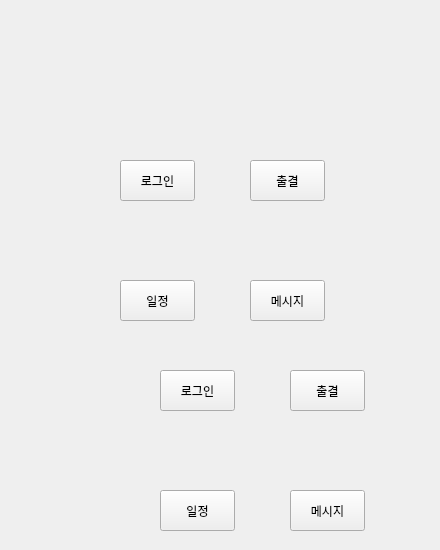
Before: the Qt Designer form bcon/bcon.ui in soyyoonn/Project, drawn with Qt 5.
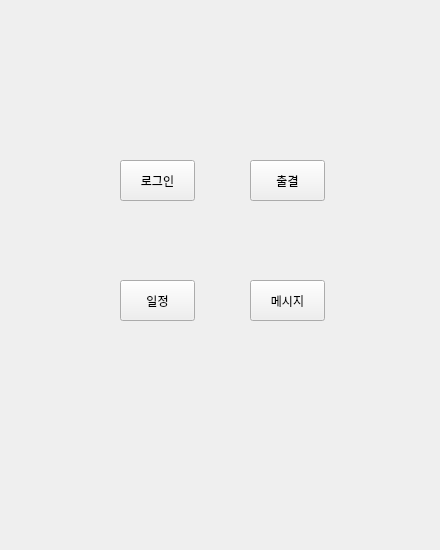
After: the same form once the commit is applied. The open tabs and pages were chosen to show the change.

The edit to the form file:
```diff
--- a/bcon/bcon.ui
+++ b/bcon/bcon.ui
@@ -78,88 +78,6 @@
       <string>일정</string>
      </property>
     </widget>
-    <widget class="QStackedWidget" name="stackedWidget2">
-     <property name="geometry">
-      <rect>
-       <x>0</x>
-       <y>340</y>
-       <width>440</width>
-       <height>191</height>
-      </rect>
-     </property>
-     <property name="currentIndex">
-      <number>0</number>
-     </property>
-     <widget class="QWidget" name="page_9">
-      <widget class="QPushButton" name="btn_tmessage">
-       <property name="geometry">
-        <rect>
-         <x>290</x>
-         <y>150</y>
-         <width>75</width>
-         <height>41</height>
-        </rect>
-       </property>
-       <property name="text">
-        <string>메시지</string>
-       </property>
-      </widget>
-      <widget class="QPushButton" name="btn_tcal">
-       <property name="geometry">
-        <rect>
-         <x>160</x>
-         <y>150</y>
-         <width>75</width>
-         <height>41</height>
-        </rect>
-       </property>
-       <property name="text">
-        <string>일정</string>
-       </property>
-      </widget>
-      <widget class="QPushButton" name="btn_login_2">
-       <property name="geometry">
-        <rect>
-         <x>160</x>
-         <y>30</y>
-         <width>75</width>
-         <height>41</height>
-        </rect>
-       </property>
-       <property name="text">
-        <string>로그인</string>
-       </property>
-      </widget>
-      <widget class="QPushButton" name="btn_tcheck">
-       <property name="geometry">
-        <rect>
-         <x>290</x>
-         <y>30</y>
-         <width>75</width>
-         <height>41</height>
-        </rect>
-       </property>
-       <property name="text">
-        <string>출결</string>
-       </property>
-      </widget>
-     </widget>
-     <widget class="QWidget" name="page_10">
-      <widget class="QPushButton" name="btn_manage">
-       <property name="geometry">
-        <rect>
-         <x>190</x>
-         <y>70</y>
-         <width>75</width>
-         <height>23</height>
-        </rect>
-       </property>
-       <property name="text">
-        <string>관리자 모드</string>
-       </property>
-      </widget>
-     </widget>
-    </widget>
    </widget>
    <widget class="QWidget" name="page">
     <widget class="QPushButton" name="btn_login2">
```
Left out of the diff: 297 changed lines with no effect on the pictures.
